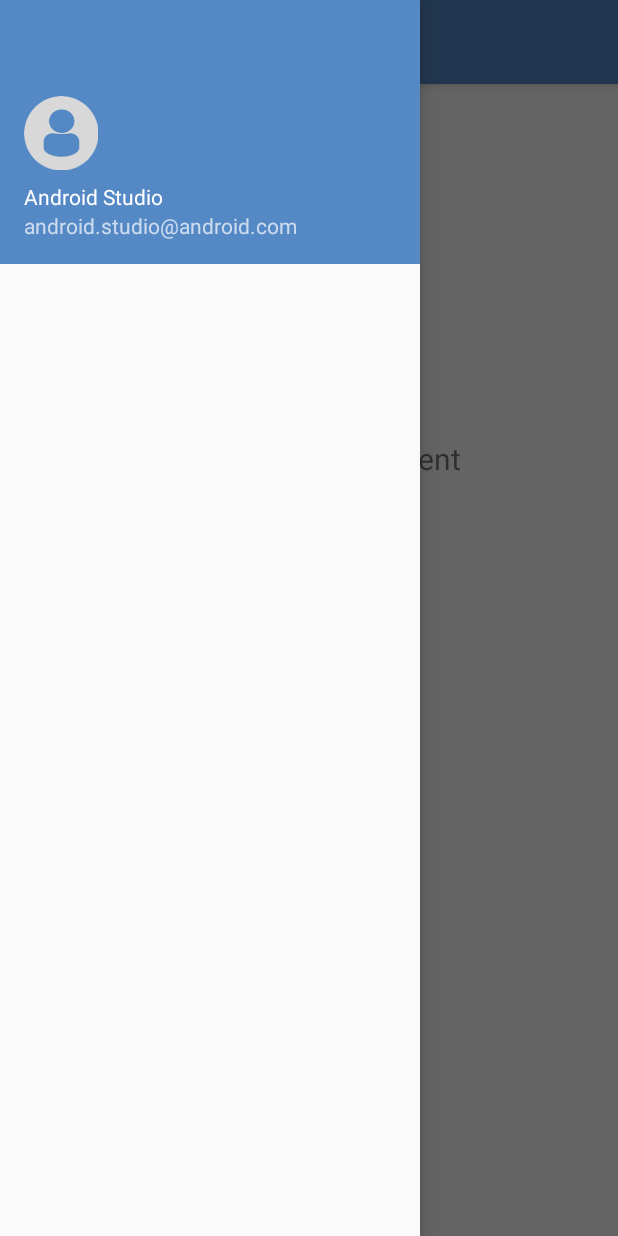
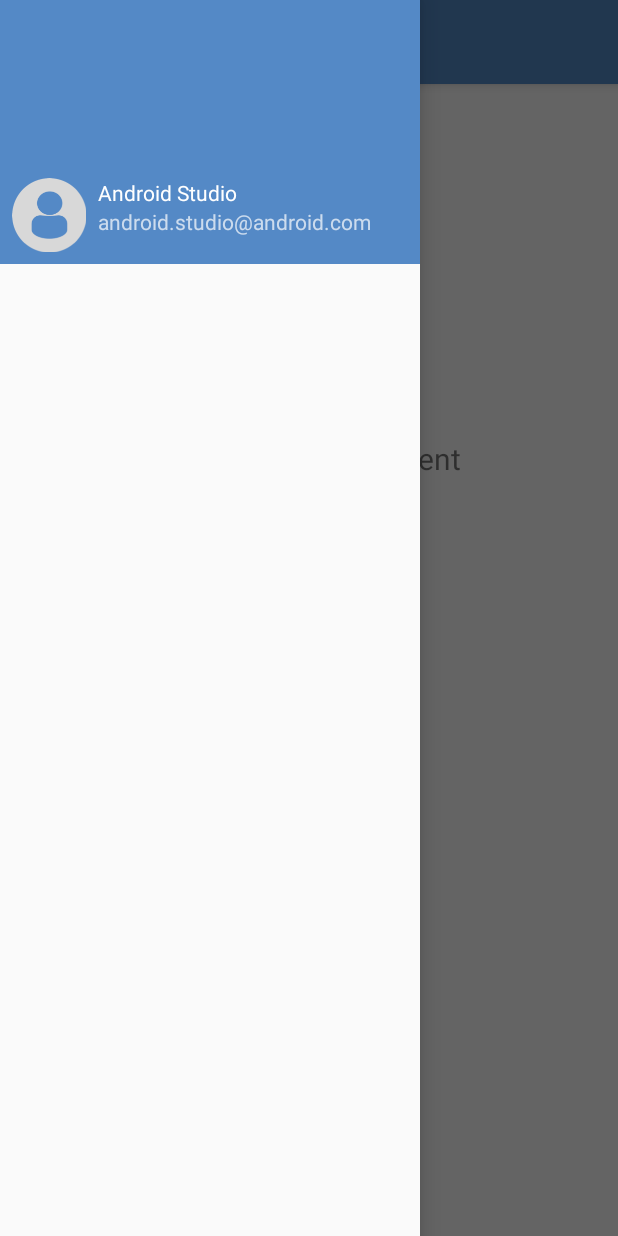
Before and after one commit to david-chhetri/Smack, an Android app: the screen it shows after launch (MainActivity), with the side drawer open, on a phone screen of 412 x 824 dp. Run offline under Robolectric (Android 15) with nearby library versions, the phone set to English and light mode, and no system bars; our stand-ins replace navigation-ui.

Commit message:
added listview, linearlayout to constraint layout

```diff
--- a/app/src/main/res/layout/activity_main.xml
+++ b/app/src/main/res/layout/activity_main.xml
@@ -21,6 +21,23 @@
         android:layout_height="match_parent"
         android:layout_gravity="start"
         android:fitsSystemWindows="true"
-        app:headerLayout="@layout/nav_header_main" />
+         >
+
+        <RelativeLayout
+            android:layout_width="match_parent"
+            android:layout_height="match_parent">
+            <include layout="@layout/nav_header_main"
+                android:id="@+id/nav_drawer_header_include"/>
+            <ListView
+                android:layout_width="match_parent"
+                android:layout_height="match_parent"
+                android:layout_below="@+id/nav_drawer_header_include"
+                android:id="@+id/channel_list">
+
+            </ListView>
+
+        </RelativeLayout>
+
+        </com.google.android.material.navigation.NavigationView>
 
 </androidx.drawerlayout.widget.DrawerLayout>
--- a/app/src/main/res/layout/nav_header_main.xml
+++ b/app/src/main/res/layout/nav_header_main.xml
@@ -1,36 +1,46 @@
 <?xml version="1.0" encoding="utf-8"?>
-<LinearLayout xmlns:android="http://schemas.android.com/apk/res/android"
+<androidx.constraintlayout.widget.ConstraintLayout xmlns:android="http://schemas.android.com/apk/res/android"
     xmlns:app="http://schemas.android.com/apk/res-auto"
+    xmlns:tools="http://schemas.android.com/tools"
+    android:id="@+id/linearLayout"
     android:layout_width="match_parent"
     android:layout_height="@dimen/nav_header_height"
     android:background="@color/colorPrimary"
     android:gravity="bottom"
-    android:orientation="vertical"
-    android:paddingLeft="@dimen/activity_horizontal_margin"
-    android:paddingTop="@dimen/activity_vertical_margin"
-    android:paddingRight="@dimen/activity_horizontal_margin"
-    android:paddingBottom="@dimen/activity_vertical_margin"
     android:theme="@style/ThemeOverlay.AppCompat.Dark">
 
     <ImageView
         android:id="@+id/imageView"
         android:layout_width="wrap_content"
         android:layout_height="wrap_content"
+        android:layout_marginStart="8dp"
+        android:layout_marginBottom="8dp"
         android:contentDescription="@string/nav_header_desc"
         android:paddingTop="@dimen/nav_header_vertical_spacing"
+        app:layout_constraintBottom_toBottomOf="parent"
+        app:layout_constraintStart_toStartOf="parent"
         app:srcCompat="@drawable/profiledefault" />
 
     <TextView
-        android:layout_width="match_parent"
+        android:id="@+id/textView2"
+        android:layout_width="wrap_content"
         android:layout_height="wrap_content"
+        android:layout_marginStart="8dp"
         android:paddingTop="@dimen/nav_header_vertical_spacing"
         android:text="@string/nav_header_title"
-        android:textAppearance="@style/TextAppearance.AppCompat.Body1" />
+        android:textAppearance="@style/TextAppearance.AppCompat.Body1"
+        app:layout_constraintStart_toEndOf="@+id/imageView"
+        app:layout_constraintTop_toTopOf="@+id/imageView"
+        tools:text="DavidC" />
 
     <TextView
         android:id="@+id/textView"
         android:layout_width="wrap_content"
         android:layout_height="wrap_content"
-        android:text="@string/nav_header_subtitle" />
+        android:layout_marginStart="8dp"
+        android:text="@string/nav_header_subtitle"
+        app:layout_constraintStart_toEndOf="@+id/imageView"
+        app:layout_constraintTop_toBottomOf="@+id/textView2"
+        tools:text="davidc@millionplus.com" />
 
-</LinearLayout>
+</androidx.constraintlayout.widget.ConstraintLayout>
```
Also changed, not shown: 17 other files.
